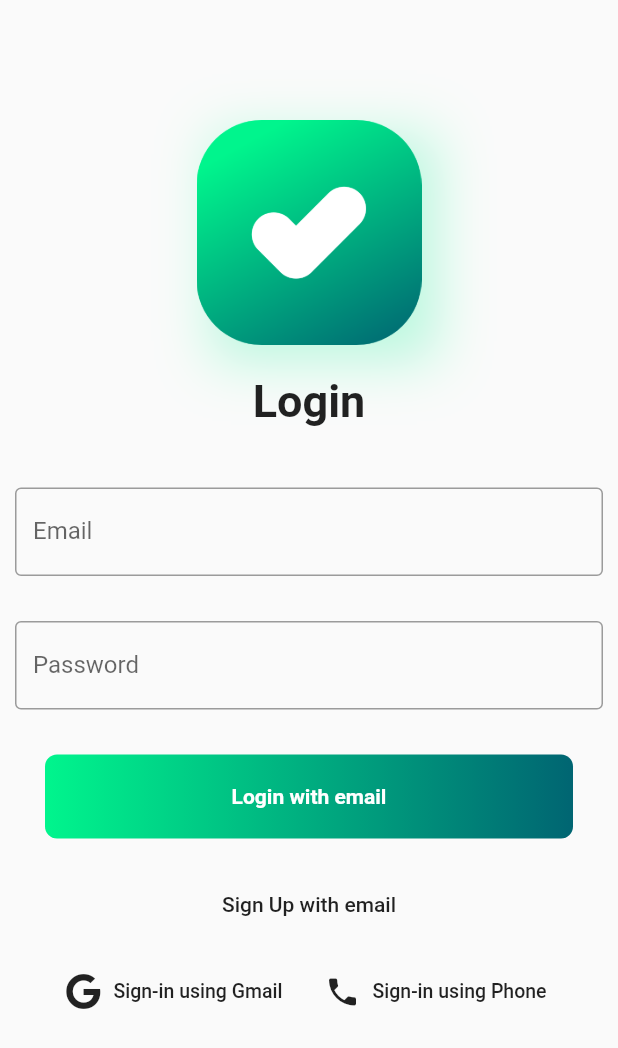
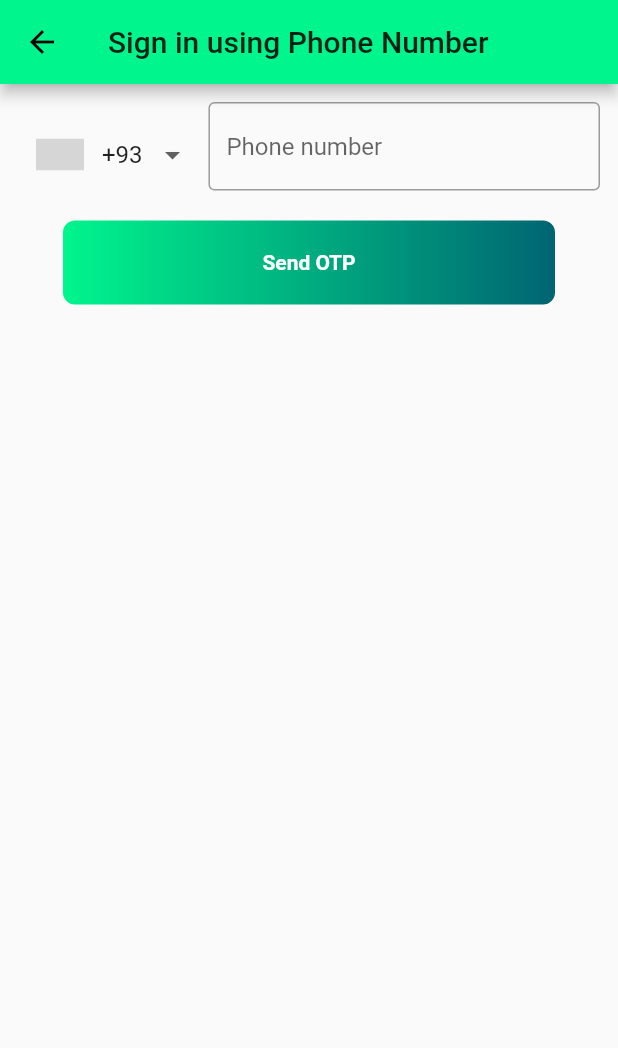
Before and after one commit to hasibullah1811/Flutter-Firebase-dailytask-app, a Flutter app: the screen it shows after launch, after a tap on "Sign-in using Phone", on a phone screen of 412 x 824 dp. Shown: the top 1048 px of the screen. Run offline on Flutter 3.47's test engine with Material 2 defaults, Android fonts, the phone set to English and light mode, and no system bars; drawn by our look-alikes of intl_phone_number_input; our stand-ins replace firebase_auth, font_awesome_flutter, google_sign_in; accounts and stored records are empty; grey boxes are pictures that could not be loaded.

Commit message:
Google Sign In Completed, Phone Sign In Screen Design Completed

```diff
--- /dev/null
+++ b/daily_task/lib/screens/phoneSignInScreen.dart
@@ -0,0 +1,62 @@
+import 'package:daily_task/config/config.dart';
+import 'package:flutter/material.dart';
+import 'package:intl_phone_number_input/intl_phone_number_input.dart';
+
+class PhoneSignInScreen extends StatefulWidget {
+  @override
+  _PhoneSignInScreenState createState() => _PhoneSignInScreenState();
+}
+
+class _PhoneSignInScreenState extends State<PhoneSignInScreen> {
+  PhoneNumber _phoneNumber;
+  @override
+  Widget build(BuildContext context) {
+    return Scaffold(
+      appBar: AppBar(
+        title: Text("Sign in using Phone Number"),
+      ),
+      body: SingleChildScrollView(
+        child: Container(
+          margin: EdgeInsets.all(12.0),
+          width: MediaQuery.of(context).size.width,
+          child: Column(
+            children: <Widget>[
+              InternationalPhoneNumberInput(
+                onInputChanged: (phoneNumbertxt) {
+                  _phoneNumber = phoneNumbertxt;
+                },
+                inputBorder: OutlineInputBorder(),
+                initialCountry2LetterCode: "BD",
+              ),
+              InkWell(
+              onTap: () {
+               // _signin();
+              },
+              child: Container(
+                decoration: BoxDecoration(
+                  gradient: LinearGradient(
+                    colors: [
+                      primaryColor,
+                      secondaryColor,
+                    ],
+                  ),
+                  borderRadius: BorderRadius.circular(8.0),
+                ),
+                width: MediaQuery.of(context).size.width,
+                margin: EdgeInsets.symmetric(horizontal: 30, vertical: 20),
+                padding: EdgeInsets.symmetric(horizontal: 30, vertical: 20),
+                child: Center(
+                    child: Text(
+                  "Send OTP",
+                  style: TextStyle(
+                      color: Colors.white, fontWeight: FontWeight.bold),
+                )),
+              ),
+            ),
+            ],
+          ),
+        ),
+      ),
+    );
+  }
+}
--- a/daily_task/pubspec.yaml
+++ b/daily_task/pubspec.yaml
@@ -16,6 +16,8 @@ dependencies:
   cupertino_icons: ^0.1.2
   font_awesome_flutter: ^8.8.1
   firebase_auth: ^0.15.0
+  google_sign_in: ^4.4.1
+  intl_phone_number_input: ^0.3.0
 
 dev_dependencies:
   flutter_test:
```
Also changed, not shown: daily_task/lib/screens/loginScreen.dart (+48 -3 lines), daily_task/pubspec.lock, 1 other file.
